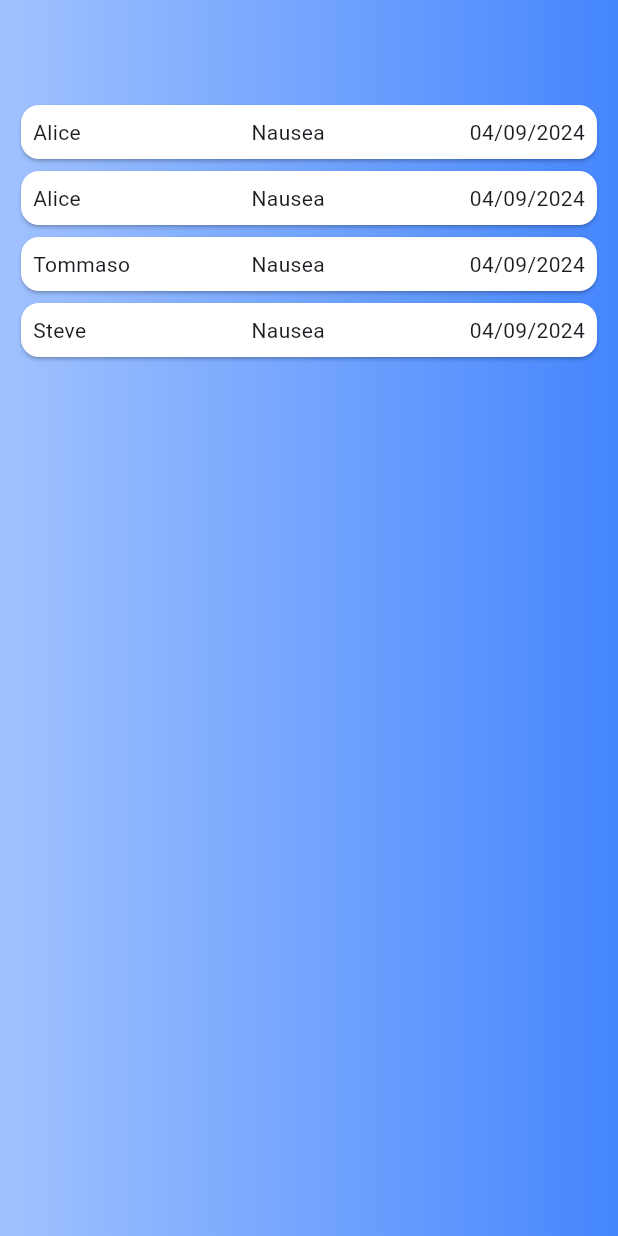
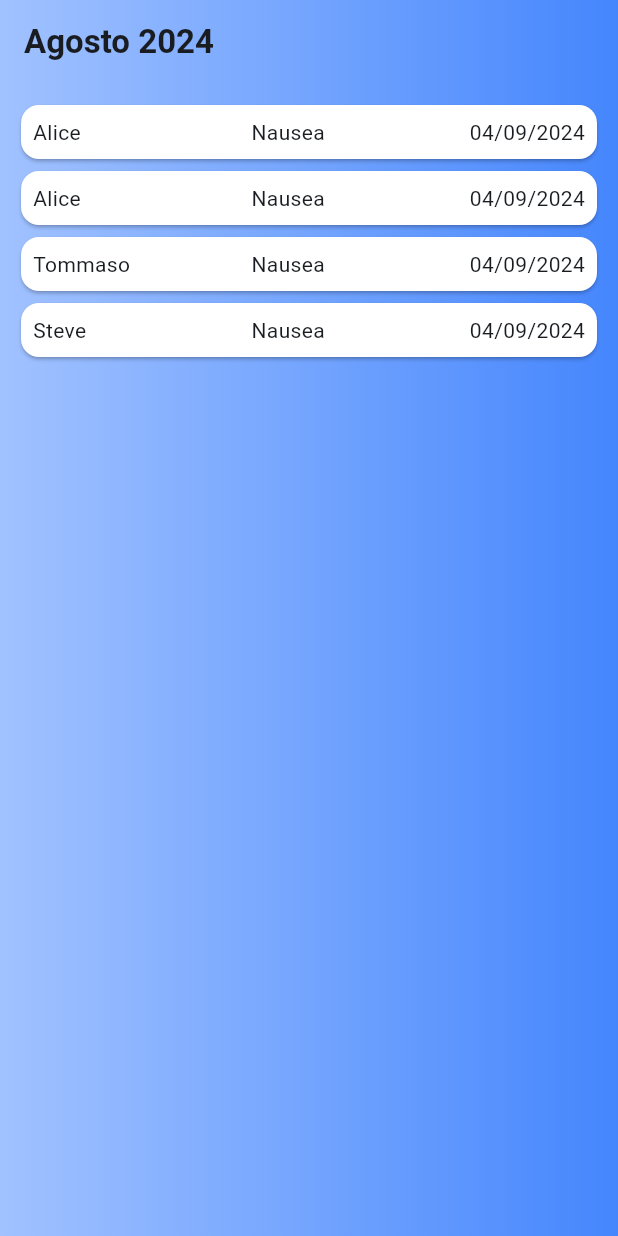
Before and after one commit to TommasoAllegretti/sickday, a Flutter app: the screen it shows after launch, on a phone screen of 412 x 824 dp. Run offline on Flutter 3.47's test engine with Material 3 defaults, Android fonts, the phone set to English and light mode, and no system bars; our stand-ins replace sqflite; accounts and stored records are empty.

Commit message:
feat: add sickness_card add widget

```diff
--- a/lib/components/sickness_card.dart
+++ b/lib/components/sickness_card.dart
@@ -42,7 +42,7 @@ class SicknessCard extends StatelessWidget {
                 ) ,
                 Container(
                     padding: const EdgeInsets.all(4.0),
-                    child: Text('${DateTime.now().day.toString().length > 1 ? DateTime.now().day.toString() : '0${DateTime.now().day}' }/${DateTime.now().month.toString().length > 1 ? DateTime.now().month.toString() : '0${DateTime.now().month}' }/${DateTime.now().year}')
+                    child: Text('${sicknessOccurency.dateTime.day.toString().length > 1 ? sicknessOccurency.dateTime.day.toString() : '0${sicknessOccurency.dateTime.day}' }/${sicknessOccurency.dateTime.month.toString().length > 1 ? sicknessOccurency.dateTime.month.toString() : '0${sicknessOccurency.dateTime.month}' }/${sicknessOccurency.dateTime.year}')
                 ),
             ],
           )
--- a/lib/screens/homepage.dart
+++ b/lib/screens/homepage.dart
@@ -3,6 +3,7 @@ import 'package:sickday/components/sickness_card.dart';
 import 'package:sickday/test_data.dart';
 
 class Homepage extends StatefulWidget {
+  const Homepage({super.key});
 
   @override
   State<StatefulWidget> createState() => _HomepageState();
@@ -21,6 +22,12 @@ class _HomepageState extends State<Homepage> {
 
     return Scaffold(
       appBar: AppBar(
+        title: const Text(
+          'Agosto 2024',
+          style: TextStyle(
+            fontWeight: FontWeight.bold
+          ),
+        ),
         flexibleSpace: Container(
           decoration: const BoxDecoration(
             gradient: LinearGradient(
```
